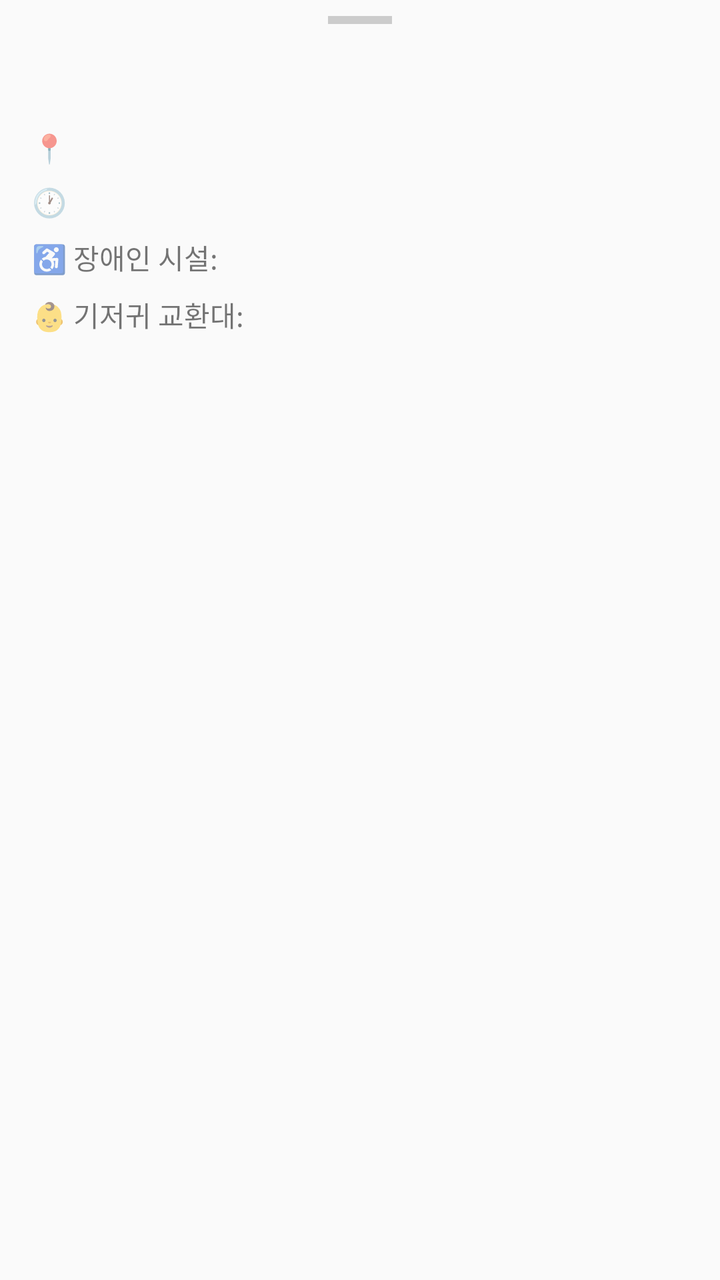
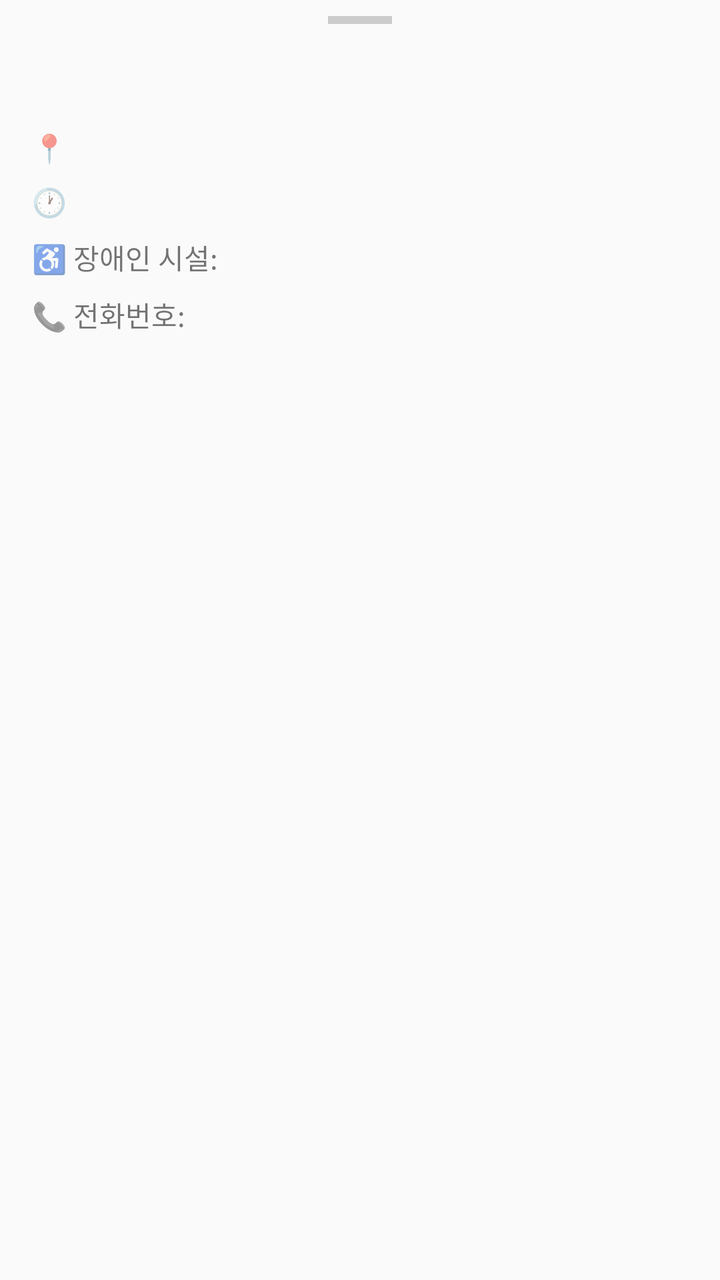

An Android layout rendered at two revisions. The XML below is the earlier revision; the diff shows what the commit changed to produce the second picture.
<!-- AndroidManifest.xml: application theme AppTheme -->
<!-- res/layout/bottom_sheet_toilet_detail.xml -->
<?xml version="1.0" encoding="utf-8"?>
<LinearLayout xmlns:android="http://schemas.android.com/apk/res/android"
    android:layout_width="match_parent"
    android:layout_height="wrap_content"
    android:orientation="vertical"
    android:paddingBottom="24dp">

    <View
        android:layout_width="32dp"
        android:layout_height="4dp"
        android:layout_gravity="center_horizontal"
        android:layout_marginTop="8dp"
        android:layout_marginBottom="16dp"
        android:background="#CCCCCC" />

    <TextView
        android:id="@+id/tvName"
        android:layout_width="match_parent"
        android:layout_height="wrap_content"
        android:layout_marginHorizontal="16dp"
        android:layout_marginBottom="12dp"
        android:textSize="18sp"
        android:textStyle="bold" />

    <LinearLayout
        android:id="@+id/rowAddress"
        android:layout_width="match_parent"
        android:layout_height="wrap_content"
        android:layout_marginHorizontal="16dp"
        android:layout_marginBottom="8dp"
        android:orientation="horizontal">
        <TextView
            android:layout_width="wrap_content"
            android:layout_height="wrap_content"
            android:text="📍 "
            android:textSize="14sp" />
        <TextView
            android:id="@+id/tvAddress"
            android:layout_width="0dp"
            android:layout_height="wrap_content"
            android:layout_weight="1"
            android:textSize="14sp" />
    </LinearLayout>

    <LinearLayout
        android:id="@+id/rowHours"
        android:layout_width="match_parent"
        android:layout_height="wrap_content"
        android:layout_marginHorizontal="16dp"
        android:layout_marginBottom="8dp"
        android:orientation="horizontal">
        <TextView
            android:layout_width="wrap_content"
            android:layout_height="wrap_content"
            android:text="🕐 "
            android:textSize="14sp" />
        <TextView
            android:id="@+id/tvHours"
            android:layout_width="0dp"
            android:layout_height="wrap_content"
            android:layout_weight="1"
            android:textSize="14sp" />
    </LinearLayout>

    <LinearLayout
        android:id="@+id/rowDisabled"
        android:layout_width="match_parent"
        android:layout_height="wrap_content"
        android:layout_marginHorizontal="16dp"
        android:layout_marginBottom="8dp"
        android:orientation="horizontal">
        <TextView
            android:layout_width="wrap_content"
            android:layout_height="wrap_content"
            android:text="♿ 장애인 시설: "
            android:textSize="14sp" />
        <TextView
            android:id="@+id/tvDisabled"
            android:layout_width="wrap_content"
            android:layout_height="wrap_content"
            android:textSize="14sp" />
    </LinearLayout>

    <LinearLayout
        android:id="@+id/rowBaby"
        android:layout_width="match_parent"
        android:layout_height="wrap_content"
        android:layout_marginHorizontal="16dp"
        android:layout_marginBottom="8dp"
        android:orientation="horizontal">
        <TextView
            android:layout_width="wrap_content"
            android:layout_height="wrap_content"
            android:text="👶 기저귀 교환대: "
            android:textSize="14sp" />
        <TextView
            android:id="@+id/tvBaby"
            android:layout_width="wrap_content"
            android:layout_height="wrap_content"
            android:textSize="14sp" />
    </LinearLayout>

</LinearLayout>
<!-- resources referenced by this layout -->
<resources>
  <style name="AppTheme" parent="Theme.AppCompat.Light.DarkActionBar">
          
          <item name="colorPrimary">@color/colorPrimary</item>
          <item name="colorPrimaryDark">@color/colorPrimaryDark</item>
          <item name="colorAccent">@color/colorAccent</item>
  
          <item name="windowNoTitle">true</item>
          <item name="windowActionBar">false</item>
      </style>
  <color name="colorPrimary">#3944bc</color>
  <color name="colorPrimaryDark">#2a9df4</color>
  <color name="colorAccent">#028A0F</color>
</resources>

<!-- the commit's change to res/layout/bottom_sheet_toilet_detail.xml (unified diff, before → after) -->
@@ -91,7 +91,7 @@
         <TextView
             android:layout_width="wrap_content"
             android:layout_height="wrap_content"
-            android:text="👶 기저귀 교환대: "
+            android:text="📞 전화번호: "
             android:textSize="14sp" />
         <TextView
             android:id="@+id/tvBaby"
